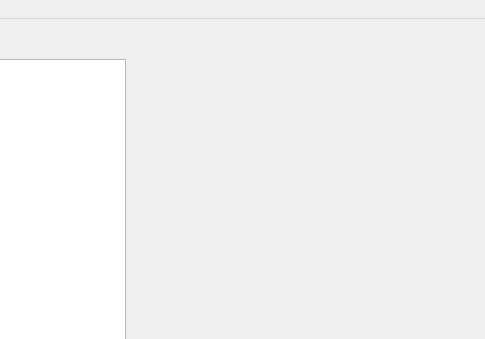
This is Checklist/mainwindow.ui in stephen-soul/Task as Qt 5 draws it before an edit; both pictures show x 265 to 750 and y 0 to 339 of the 750 by 500 pixel window. The edited form follows.
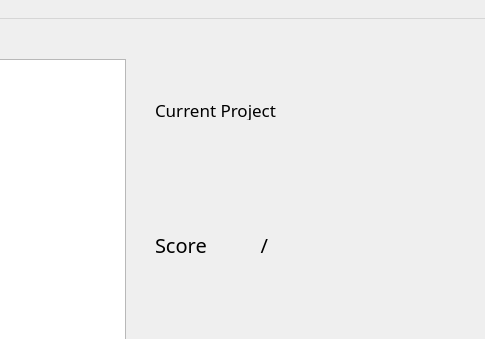
This is the edited form. Icons and pictures are not drawn.

Commit message: Added a score system

```diff
--- a/Checklist/mainwindow.ui
+++ b/Checklist/mainwindow.ui
@@ -186,6 +186,124 @@
         <normaloff>../build-Checklist-Desktop_Qt_5_10_0_GCC_64bit-Debug/images/icons8-cancel-48.png</normaloff>../build-Checklist-Desktop_Qt_5_10_0_GCC_64bit-Debug/images/icons8-cancel-48.png</iconset>
       </property>
      </widget>
+     <widget class="QLabel" name="scoreLabel">
+      <property name="geometry">
+       <rect>
+        <x>420</x>
+        <y>220</y>
+        <width>61</width>
+        <height>31</height>
+       </rect>
+      </property>
+      <property name="font">
+       <font>
+        <family>Aubrey</family>
+        <pointsize>15</pointsize>
+       </font>
+      </property>
+      <property name="text">
+       <string>Score</string>
+      </property>
+     </widget>
+     <widget class="QLabel" name="label_2">
+      <property name="geometry">
+       <rect>
+        <x>420</x>
+        <y>90</y>
+        <width>171</width>
+        <height>21</height>
+       </rect>
+      </property>
+      <property name="font">
+       <font>
+        <family>Aubrey</family>
+        <pointsize>13</pointsize>
+       </font>
+      </property>
+      <property name="text">
+       <string>Current Project</string>
+      </property>
+     </widget>
+     <widget class="QLabel" name="projectNameGoesHere">
+      <property name="geometry">
+       <rect>
+        <x>420</x>
+        <y>120</y>
+        <width>321</width>
+        <height>101</height>
+       </rect>
+      </property>
+      <property name="font">
+       <font>
+        <family>James Fajardo</family>
+        <pointsize>58</pointsize>
+        <weight>50</weight>
+        <bold>false</bold>
+       </font>
+      </property>
+      <property name="text">
+       <string/>
+      </property>
+     </widget>
+     <widget class="QLabel" name="scoreGoesHere">
+      <property name="geometry">
+       <rect>
+        <x>490</x>
+        <y>220</y>
+        <width>41</width>
+        <height>31</height>
+       </rect>
+      </property>
+      <property name="font">
+       <font>
+        <family>Aubrey</family>
+        <pointsize>15</pointsize>
+        <strikeout>false</strikeout>
+       </font>
+      </property>
+      <property name="text">
+       <string/>
+      </property>
+     </widget>
+     <widget class="QLabel" name="label_3">
+      <property name="geometry">
+       <rect>
+        <x>510</x>
+        <y>220</y>
+        <width>61</width>
+        <height>31</height>
+       </rect>
+      </property>
+      <property name="font">
+       <font>
+        <family>Aubrey</family>
+        <pointsize>15</pointsize>
+       </font>
+      </property>
+      <property name="text">
+       <string>   /</string>
+      </property>
+     </widget>
+     <widget class="QLabel" name="totalScoreGoesHere">
+      <property name="geometry">
+       <rect>
+        <x>550</x>
+        <y>220</y>
+        <width>101</width>
+        <height>31</height>
+       </rect>
+      </property>
+      <property name="font">
+       <font>
+        <family>Aubrey</family>
+        <pointsize>15</pointsize>
+        <strikeout>false</strikeout>
+       </font>
+      </property>
+      <property name="text">
+       <string/>
+      </property>
+     </widget>
     </widget>
    </widget>
   </widget>
```
Left out of the diff: 2 changed lines with no effect on the pictures. The commit also changes 2 other files.
